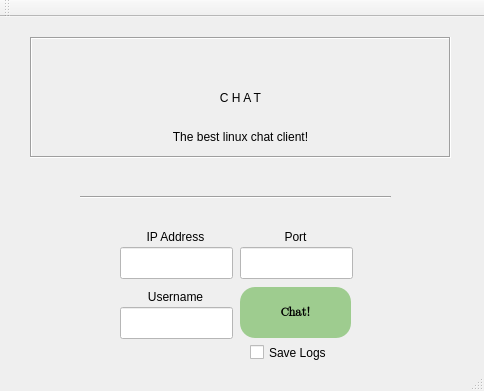
Qt form ClientUI-rev/Chat/chat.ui (Tmanthegamer/LinuxChatSystems) before a commit.
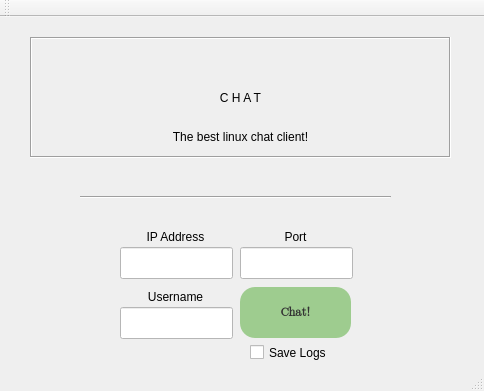
The same form after that commit.

Patch:
```diff
--- a/ClientUI-rev/Chat/chat.ui
+++ b/ClientUI-rev/Chat/chat.ui
@@ -91,7 +91,7 @@
        </font>
       </property>
       <property name="styleSheet">
-       <string notr="true">background-color: rgb(158, 204, 143); text-color: &quot;white&quot;; border-radius: 15px;</string>
+       <string notr="true">background-color: rgb(158, 204, 143); text-color: &quot;white&quot;; border-radius: 15px; color: #333333;</string>
       </property>
       <property name="text">
        <string>Chat!</string>
```
